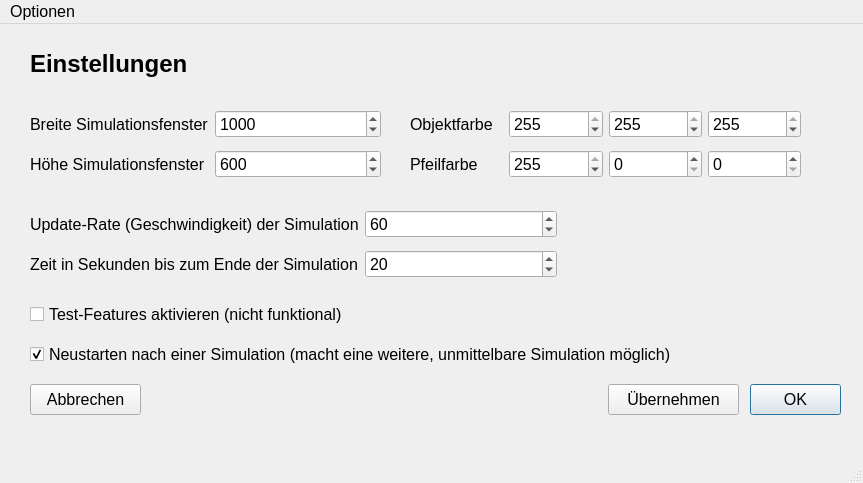
Before: the Qt Designer form ui/settings.ui in fflopsi/twobodyproblem, drawn with Qt 5.
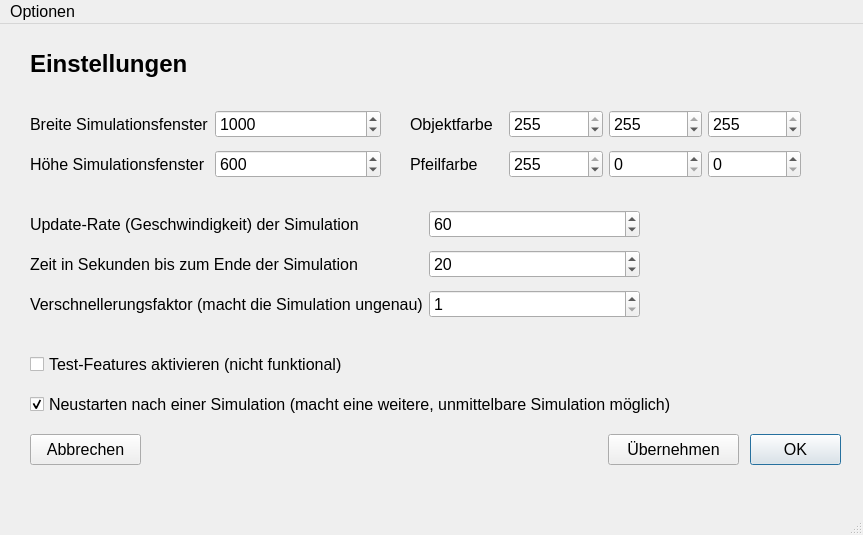
After: the same form once the commit is applied.

Commit message: add additional factor to accelerate simulation independently from rate

The edit to the form file:
```diff
--- a/ui/settings.ui
+++ b/ui/settings.ui
@@ -7,7 +7,7 @@
     <x>0</x>
     <y>0</y>
     <width>863</width>
-    <height>483</height>
+    <height>535</height>
    </rect>
   </property>
   <property name="font">
@@ -23,7 +23,7 @@
     <property name="geometry">
      <rect>
       <x>750</x>
-      <y>360</y>
+      <y>410</y>
       <width>91</width>
       <height>31</height>
      </rect>
@@ -42,7 +42,7 @@
     <property name="geometry">
      <rect>
       <x>608</x>
-      <y>360</y>
+      <y>410</y>
       <width>131</width>
       <height>31</height>
      </rect>
@@ -55,7 +55,7 @@
     <property name="geometry">
      <rect>
       <x>30</x>
-      <y>360</y>
+      <y>410</y>
       <width>111</width>
       <height>31</height>
      </rect>
@@ -228,7 +228,7 @@
     <property name="geometry">
      <rect>
       <x>30</x>
-      <y>310</y>
+      <y>360</y>
       <width>821</width>
       <height>41</height>
      </rect>
@@ -244,7 +244,7 @@
     <property name="geometry">
      <rect>
       <x>30</x>
-      <y>280</y>
+      <y>330</y>
       <width>401</width>
       <height>20</height>
      </rect>
@@ -258,8 +258,8 @@
      <rect>
       <x>30</x>
       <y>180</y>
-      <width>527</width>
-      <height>80</height>
+      <width>610</width>
+      <height>121</height>
      </rect>
     </property>
     <layout class="QGridLayout" name="gridLayout_3">
@@ -303,6 +303,23 @@
        </property>
       </widget>
      </item>
+     <item row="2" column="0">
+      <widget class="QLabel" name="label_7">
+       <property name="text">
+        <string>Verschnellerungsfaktor (macht die Simulation ungenau)</string>
+       </property>
+      </widget>
+     </item>
+     <item row="2" column="1">
+      <widget class="QSpinBox" name="t_factor">
+       <property name="minimum">
+        <number>1</number>
+       </property>
+       <property name="maximum">
+        <number>1000</number>
+       </property>
+      </widget>
+     </item>
     </layout>
    </widget>
   </widget>
```
The commit also changes 1 other file.
